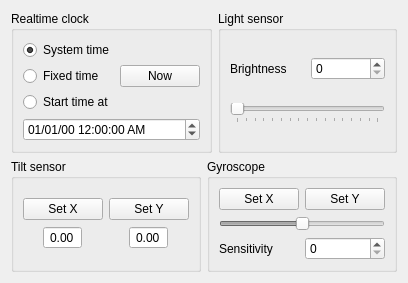
This is Libretro/mgba/src/platform/qt/SensorView.ui in kiddreads/Avalon-copy2 as Qt 5 draws it before an edit. The edited form follows.
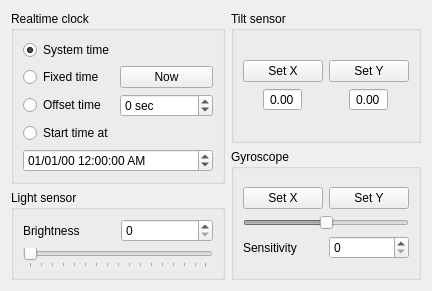
This is the edited form.

Commit message: Core: Add wallclock offset RTC type

```diff
--- a/Libretro/mgba/src/platform/qt/SensorView.ui
+++ b/Libretro/mgba/src/platform/qt/SensorView.ui
@@ -6,8 +6,8 @@
    <rect>
     <x>0</x>
     <y>0</y>
-    <width>434</width>
-    <height>319</height>
+    <width>448</width>
+    <height>332</height>
    </rect>
   </property>
   <property name="sizePolicy">
@@ -19,28 +19,18 @@
   <property name="windowTitle">
    <string>Sensors</string>
   </property>
-  <layout class="QVBoxLayout" name="verticalLayout">
+  <layout class="QHBoxLayout" name="horizontalLayout">
    <property name="sizeConstraint">
     <enum>QLayout::SetFixedSize</enum>
    </property>
    <item>
-    <layout class="QHBoxLayout" name="horizontalLayout">
+    <layout class="QVBoxLayout" name="verticalLayout_2">
      <item>
       <widget class="QGroupBox" name="groupBox">
        <property name="title">
         <string>Realtime clock</string>
        </property>
        <layout class="QGridLayout" name="gridLayout_4">
-        <item row="1" column="0">
-         <widget class="QRadioButton" name="timeFixed">
-          <property name="text">
-           <string>Fixed time</string>
-          </property>
-          <attribute name="buttonGroup">
-           <string notr="true">timeButtons</string>
-          </attribute>
-         </widget>
-        </item>
         <item row="0" column="0">
          <widget class="QRadioButton" name="timeNoOverride">
           <property name="text">
@@ -54,7 +44,53 @@
           </attribute>
          </widget>
         </item>
+        <item row="1" column="0">
+         <widget class="QRadioButton" name="timeFixed">
+          <property name="text">
+           <string>Fixed time</string>
+          </property>
+          <attribute name="buttonGroup">
+           <string notr="true">timeButtons</string>
+          </attribute>
+         </widget>
+        </item>
+        <item row="1" column="1">
+         <widget class="QPushButton" name="timeNow">
+          <property name="text">
+           <string>Now</string>
+          </property>
+         </widget>
+        </item>
         <item row="2" column="0">
+         <widget class="QRadioButton" name="timeOffset">
+          <property name="text">
+           <string>Offset time</string>
+          </property>
+          <attribute name="buttonGroup">
+           <string notr="true">timeButtons</string>
+          </attribute>
+         </widget>
+        </item>
+        <item row="2" column="1">
+         <widget class="QSpinBox" name="offsetSeconds">
+          <property name="suffix">
+           <string> sec</string>
+          </property>
+          <property name="minimum">
+           <number>-99999999</number>
+          </property>
+          <property name="maximum">
+           <number>99999999</number>
+          </property>
+          <property name="singleStep">
+           <number>1</number>
+          </property>
+          <property name="stepType">
+           <enum>QAbstractSpinBox::AdaptiveDecimalStepType</enum>
+          </property>
+         </widget>
+        </item>
+        <item row="3" column="0">
          <widget class="QRadioButton" name="timeFakeEpoch">
           <property name="text">
            <string>Start time at</string>
@@ -64,14 +100,7 @@
           </attribute>
          </widget>
         </item>
-        <item row="0" column="1" rowspan="3">
-         <widget class="QPushButton" name="timeNow">
-          <property name="text">
-           <string>Now</string>
-          </property>
-         </widget>
-        </item>
-        <item row="3" column="0" colspan="2">
+        <item row="4" column="0" colspan="2">
          <widget class="QDateTimeEdit" name="time">
           <property name="wrapping">
            <bool>true</bool>
@@ -143,7 +172,7 @@
     </layout>
    </item>
    <item>
-    <layout class="QHBoxLayout" name="horizontalLayout_2">
+    <layout class="QVBoxLayout" name="verticalLayout_3">
      <item>
       <widget class="QGroupBox" name="tilt">
        <property name="title">
```
The commit also changes 6 other files.
